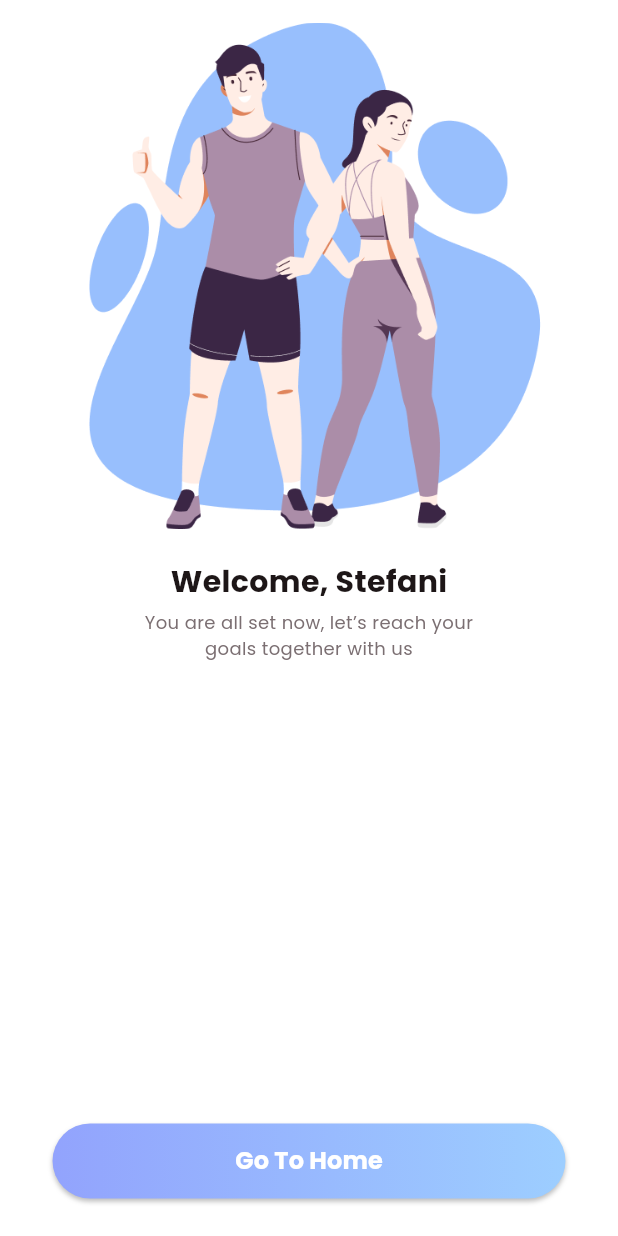
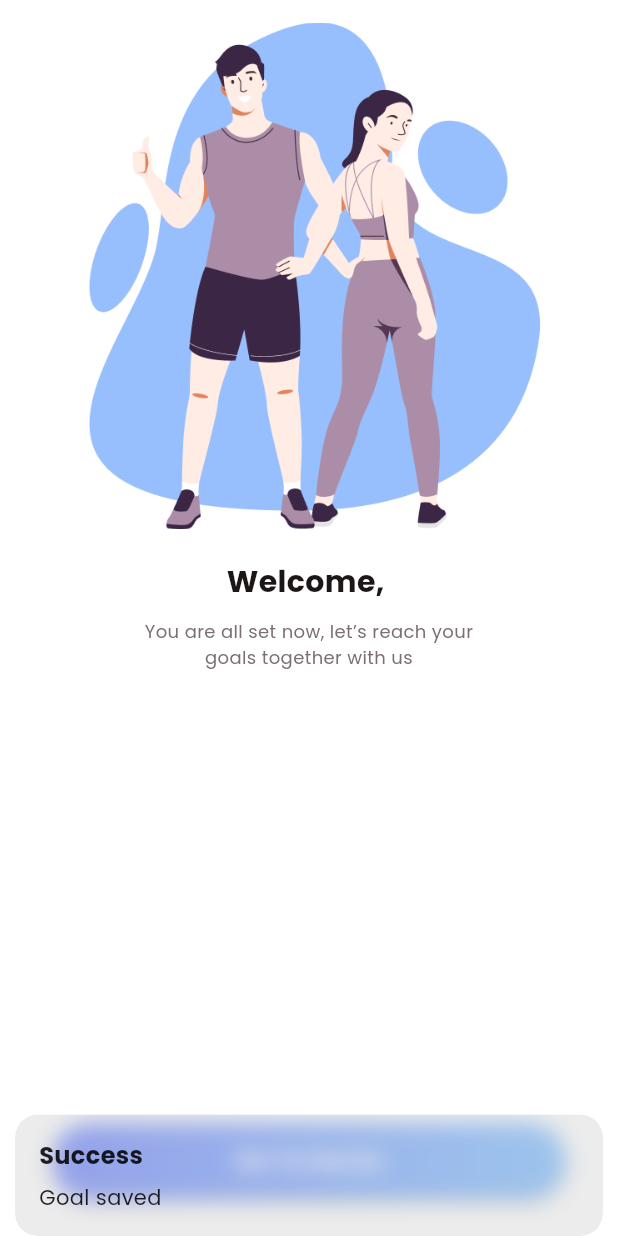
Before and after one commit to TheHiddenDeveloper/AfroFit, a Flutter app: the YourGoalScreen screen opened by its route, after a tap on "Confirm", on a phone screen of 412 x 824 dp. Run offline on Flutter 3.47's test engine with Material 3 defaults, Android fonts, the phone set to English and light mode, and no system bars; our stand-ins replace animated_toggle_switch, carousel_slider, cloud_firestore, firebase_auth, firebase_core, fl_chart and 7 more; missing offline and left inert: dotted_dashed_line, flutter_facebook_auth, simple_animation_progress_bar; accounts and stored records are empty; key blocks and very long unbroken strings in the code were emptied for the run.

Commit message:
10. Created Variables and Functions for the Storing and Calling of Relavant User Info

```diff
--- a/lib/routes.dart
+++ b/lib/routes.dart
@@ -16,12 +16,12 @@ import 'package:fitnessapp/view/your_goal/your_goal_screen.dart';
 final List<GetPage> appRoutes = [
   GetPage(name: SplashScreen.routeName, page: () => const SplashScreen()),
   GetPage(name: OnBoardingScreen.routeName, page: () => const OnBoardingScreen()),
-  GetPage(name: LoginScreen.routeName, page: () =>  LoginScreen()),
+  GetPage(name: LoginScreen.routeName, page: () => const LoginScreen()),
   GetPage(name: StartScreen.routeName, page: () => const StartScreen()),
   GetPage(name: SignupScreen.routeName, page: () => const SignupScreen()),
   GetPage(name: CompleteProfileScreen.routeName, page: () => const CompleteProfileScreen()),
   GetPage(name: YourGoalScreen.routeName, page: () => const YourGoalScreen()),
-  GetPage(name: WelcomeScreen.routeName, page: () => const WelcomeScreen()),
+  GetPage(name: WelcomeScreen.routeName, page: () =>  WelcomeScreen()),
   GetPage(name: DashboardScreen.routeName, page: () => const DashboardScreen()),
   GetPage(name: FinishWorkoutScreen.routeName, page: () => const FinishWorkoutScreen()),
   GetPage(name: NotificationScreen.routeName, page: () => const NotificationScreen()),
--- a/lib/services/database_service.dart
+++ b/lib/services/database_service.dart
@@ -27,4 +27,32 @@ class DatabaseService {
       'created_at': FieldValue.serverTimestamp(),
     }, SetOptions(merge: true));
   }
+
+  // Save user goal
+  Future<void> saveUserGoal(String goal) async {
+  final user = FirebaseAuth.instance.currentUser;
+  if (user == null) throw Exception("User not logged in");
+
+  await FirebaseFirestore.instance.collection('users').doc(user.uid).set({
+    'goal': goal,
+    'goal_saved_at': FieldValue.serverTimestamp(),
+  }, SetOptions(merge: true));
 }
+
+
+  // Save first and last name
+  Future<void> saveUserName({
+    required String firstName,
+    required String lastName,
+  }) async {
+    final currentUser = _auth.currentUser;
+    if (currentUser == null) throw Exception("No logged-in user");
+
+    final userRef = _firestore.collection('users').doc(currentUser.uid);
+
+    await userRef.set({
+      'first_name': firstName,
+      'last_name': lastName,
+    }, SetOptions(merge: true));
+  }
+}
--- a/lib/utils/key_sharedPrefs.dart
+++ b/lib/utils/key_sharedPrefs.dart
@@ -1,3 +1,7 @@
 class SharedPrefsKeys {
-  static const String hasCompletedOnboarding = 'has_completed_onboarding';
+  static const String hasCompletedOnboarding = 'hasCompletedOnboarding';
+  static const String isLoggedIn = 'isLoggedIn';
+  static const String firstName = 'firstName';
+  static const String lastName = 'lasttName';
+
 }
--- a/lib/view/welcome/welcome_screen.dart
+++ b/lib/view/welcome/welcome_screen.dart
@@ -1,21 +1,31 @@
+import 'package:fitnessapp/services/sharedPref_service.dart';
 import 'package:fitnessapp/utils/app_colors.dart';
 import 'package:fitnessapp/view/dashboard/dashboard_screen.dart';
 import 'package:flutter/material.dart';
+import 'package:get/get.dart';
 
 import '../../common_widgets/round_gradient_button.dart';
 
 class WelcomeScreen extends StatelessWidget {
   static String routeName = "/WelcomeScreen";
 
-  const WelcomeScreen({Key? key}) : super(key: key);
+  final Future<String?> firstNameFuture = SharedPrefsService().getFirstName();
+
+  WelcomeScreen({Key? key}) : super(key: key);
 
   @override
   Widget build(BuildContext context) {
     var media = MediaQuery.of(context).size;
+
     return Scaffold(
       backgroundColor: AppColors.whiteColor,
       body: SafeArea(
-        child: Padding(
+        child: FutureBuilder<String?>(
+          future: firstNameFuture,
+          builder: (context, snapshot) {
+            final name = snapshot.data ?? "user";
+
+            return Padding(
               padding: const EdgeInsets.symmetric(vertical: 15, horizontal: 25),
               child: Column(
                 crossAxisAlignment: CrossAxisAlignment.center,
@@ -24,14 +34,15 @@ class WelcomeScreen extends StatelessWidget {
                   Image.asset("assets/images/welcome_promo.png",
                       width: media.width * 0.75, fit: BoxFit.fitWidth),
                   SizedBox(height: media.width * 0.05),
-              const Text(
-                "Welcome, Stefani",
-                style: TextStyle(
+                  Text(
+                    "Welcome, $name",
+                    style: const TextStyle(
                       color: AppColors.blackColor,
                       fontSize: 20,
-                    fontWeight: FontWeight.w700),
+                      fontWeight: FontWeight.w700,
                     ),
-              SizedBox(height: media.width * 0.01),
+                  ),
+                  const SizedBox(height: 10),
                   const Text(
                     "You are all set now, let’s reach your\ngoals together with us",
                     textAlign: TextAlign.center,
@@ -46,11 +57,13 @@ class WelcomeScreen extends StatelessWidget {
                   RoundGradientButton(
                     title: "Go To Home",
                     onPressed: () {
-                  Navigator.pushNamed(context, DashboardScreen.routeName);
+                      Get.toNamed(DashboardScreen.routeName);
                     },
                   )
                 ],
               ),
+            );
+          },
         ),
       ),
     );
--- a/lib/view/your_goal/your_goal_screen.dart
+++ b/lib/view/your_goal/your_goal_screen.dart
@@ -1,11 +1,12 @@
-import 'package:carousel_slider/carousel_slider.dart' as carousel_slider;
-import 'package:fitnessapp/routes.dart';
+import 'package:carousel_slider/carousel_slider.dart';
+import 'package:carousel_slider/carousel_controller.dart' hide CarouselController;
 import 'package:fitnessapp/utils/app_colors.dart';
-import 'package:fitnessapp/view/login/login_screen.dart';
 import 'package:fitnessapp/view/welcome/welcome_screen.dart';
-import 'package:flutter/material.dart';
+import 'package:flutter/material.dart' hide CarouselController;
+import 'package:get/get.dart';
 
 import '../../common_widgets/round_gradient_button.dart';
+import '../../services/database_service.dart';
 
 class YourGoalScreen extends StatefulWidget {
   static String routeName = "/YourGoalScreen";
@@ -17,7 +18,7 @@ class YourGoalScreen extends StatefulWidget {
 }
 
 class _YourGoalScreenState extends State<YourGoalScreen> {
-  List pageList = [
+  final List<Map<String, String>> pageList = [
     {
       "title": "Improve Shape",
       "subtitle":
@@ -27,109 +28,116 @@ class _YourGoalScreenState extends State<YourGoalScreen> {
     {
       "title": "Lean & Tone",
       "subtitle":
-          "I’m “skinny fat”. look thin but have\nno shape. I want to add learn\nmuscle in the right way",
+          "I’m “skinny fat”. look thin but have\nno shape. I want to add lean\nmuscle in the right way",
       "image": "assets/images/goal_2.png"
     },
     {
-      "title": "Lose a Fat",
+      "title": "Lose Fat",
       "subtitle":
           "I have over 20 lbs to lose. I want to\ndrop all this fat and gain muscle\nmass",
       "image": "assets/images/goal_3.png"
     }
   ];
 
-  final carousel_slider.CarouselSliderController carouselController =
-      carousel_slider.CarouselSliderController();
+  final CarouselController carouselController = CarouselController();
+  int currentIndex = 0;
+  bool isSaving = false;
+
+  Future<void> _saveGoalAndNavigate() async {
+    final goalTitle = pageList[currentIndex]["title"];
+    if (goalTitle == null) return;
+
+    setState(() => isSaving = true);
+    try {
+      final dbService = DatabaseService();
+      await dbService.saveUserGoal(goalTitle);
+
+      Get.snackbar("Success", "Goal saved", snackPosition: SnackPosition.BOTTOM);
+      Get.offAllNamed(WelcomeScreen.routeName);
+    } catch (e) {
+      Get.snackbar("Error", e.toString(), snackPosition: SnackPosition.BOTTOM);
+    }
+    setState(() => isSaving = false);
+  }
 
   @override
   Widget build(BuildContext context) {
-    var media = MediaQuery.of(context).size;
+    final media = MediaQuery.of(context).size;
+
     return Scaffold(
       backgroundColor: AppColors.whiteColor,
       body: SafeArea(
         child: Stack(
           children: [
             Center(
-              child: carousel_slider.CarouselSlider(
+              child: CarouselSlider(
                 carouselController: carouselController,
-                items: pageList
-                    .map((obj) => Container(
+                items: pageList.map((obj) {
+                  return Container(
                     decoration: BoxDecoration(
                       borderRadius: BorderRadius.circular(22),
                       gradient: LinearGradient(
                         colors: AppColors.primaryG,
                         begin: Alignment.topLeft,
-                                end: Alignment.bottomRight),
+                        end: Alignment.bottomRight,
+                      ),
                     ),
                     alignment: Alignment.center,
                     padding: EdgeInsets.symmetric(
-                              vertical: media.width * 0.01, horizontal: 25),
-                          child: Center(
+                      vertical: media.width * 0.01,
+                      horizontal: 25,
+                    ),
                     child: Column(
                       mainAxisAlignment: MainAxisAlignment.center,
-                              crossAxisAlignment: CrossAxisAlignment.center,
                       children: [
                         Image.asset(
-                                  obj["image"],
+                          obj["image"]!,
                           width: media.width * 0.5,
                           fit: BoxFit.fitWidth,
                         ),
-                                SizedBox(height: media.width * 0.02),
+                        const SizedBox(height: 10),
                         Text(
-                                  obj["title"],
-                                  textAlign: TextAlign.center,
+                          obj["title"]!,
                           style: const TextStyle(
                             color: AppColors.whiteColor,
-                                    fontSize: 14,
+                            fontSize: 16,
                             fontWeight: FontWeight.w600,
                           ),
                         ),
-                                SizedBox(height: media.width * 0.01),
-                                Container(
-                                  width: 50,
-                                  height: 1,
-                                  color: AppColors.lightGrayColor,
-                                ),
-                                SizedBox(height: media.width * 0.02),
+                        const SizedBox(height: 5),
+                        Container(width: 50, height: 1, color: AppColors.whiteColor),
+                        const SizedBox(height: 8),
                         Text(
-                                  obj["subtitle"],
+                          obj["subtitle"]!,
                           textAlign: TextAlign.center,
+                          maxLines: 3,
                           overflow: TextOverflow.ellipsis,
-                                  softWrap: true,
-                                  maxLines: 3,
                           style: const TextStyle(
                             color: AppColors.whiteColor,
                             fontSize: 12,
-                                    fontFamily: "Poppins",
-                                    fontWeight: FontWeight.w400,
                           ),
                         ),
                       ],
                     ),
-                          ),
-                        ))
-                    .toList(),
-                options: carousel_slider.CarouselOptions(
-                  autoPlay: false,
+                  );
+                }).toList(),
+                options: CarouselOptions(
+                  height: media.height * 0.55,
                   enlargeCenterPage: true,
-                  viewportFraction: 0.7,
-                  aspectRatio: 0.74,
+                  enableInfiniteScroll: false,
                   initialPage: 0,
+                  viewportFraction: 0.75,
+                  onPageChanged: (index, reason) => setState(() => currentIndex = index),
                 ),
               ),
             ),
-            Container(
+            Padding(
               padding: const EdgeInsets.symmetric(horizontal: 25),
-              child: SizedBox(
-                width: media.width,
               child: Column(
-                  crossAxisAlignment: CrossAxisAlignment.center,
                 children: [
-                    const SizedBox(
-                      height: 15,
-                    ),
+                  const SizedBox(height: 15),
                   const Text(
-                      "What is your goal ?",
+                    "What is your goal?",
                     textAlign: TextAlign.center,
                     style: TextStyle(
                       color: AppColors.blackColor,
@@ -139,7 +147,7 @@ class _YourGoalScreenState extends State<YourGoalScreen> {
                   ),
                   const SizedBox(height: 5),
                   const Text(
-                      "It will help us to choose a best\nprogram for you",
+                    "It will help us to choose the best\nprogram for you",
                     textAlign: TextAlign.center,
                     style: TextStyle(
                       color: AppColors.grayColor,
@@ -148,17 +156,14 @@ class _YourGoalScreenState extends State<YourGoalScreen> {
                     ),
                   ),
                   const Spacer(),
-                    SizedBox(height: media.width * 0.05),
                   RoundGradientButton(
-                      title: "Confirm",
-                      onPressed: () {
-                        Navigator.pushNamed(context, WelcomeScreen.routeName);
-                      },
-                    )
+                    title: isSaving ? "Saving..." : "Confirm",
+                    onPressed: isSaving ? null : _saveGoalAndNavigate,
+                  ),
+                  const SizedBox(height: 25),
                 ],
               ),
             ),
-            )
           ],
         ),
       ),
--- a/pubspec.yaml
+++ b/pubspec.yaml
@@ -35,7 +35,7 @@ dependencies:
   # The following adds the Cupertino Icons font to your application.
   # Use with the CupertinoIcons class for iOS style icons.
   cupertino_icons: ^1.0.2
-  carousel_slider: ^5.0.0
+  carousel_slider: ^4.2.1
   fl_chart: ^1.0.0
   simple_animation_progress_bar: ^1.6.0
   dotted_dashed_line: ^0.0.3
```
Also changed, not shown: lib/services/auth_service.dart (+16 -0 lines), lib/services/firestore_service.dart (deleted, +0 -30 lines), lib/services/sharedPref_service.dart (+34 -0 lines), lib/view/profile/complete_profile_screen.dart (+58 -9 lines), lib/view/signup/signup_screen.dart (+54 -19 lines), pubspec.lock, 1 other file. Lines whose indentation alone changed are shown as unchanged.
